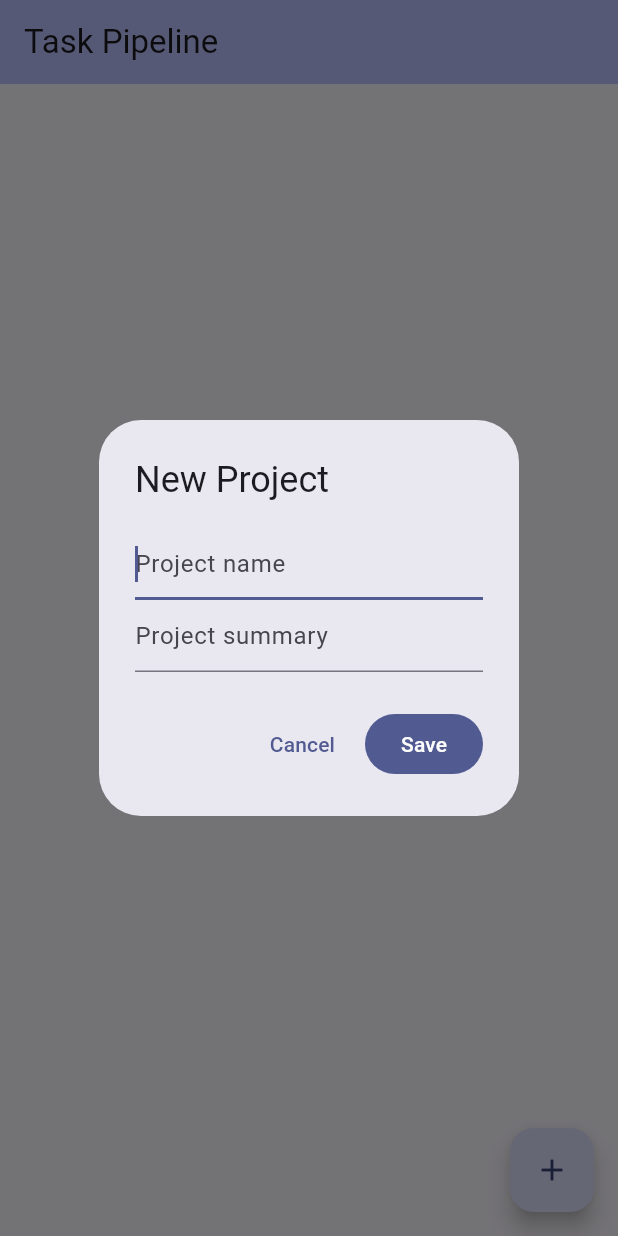
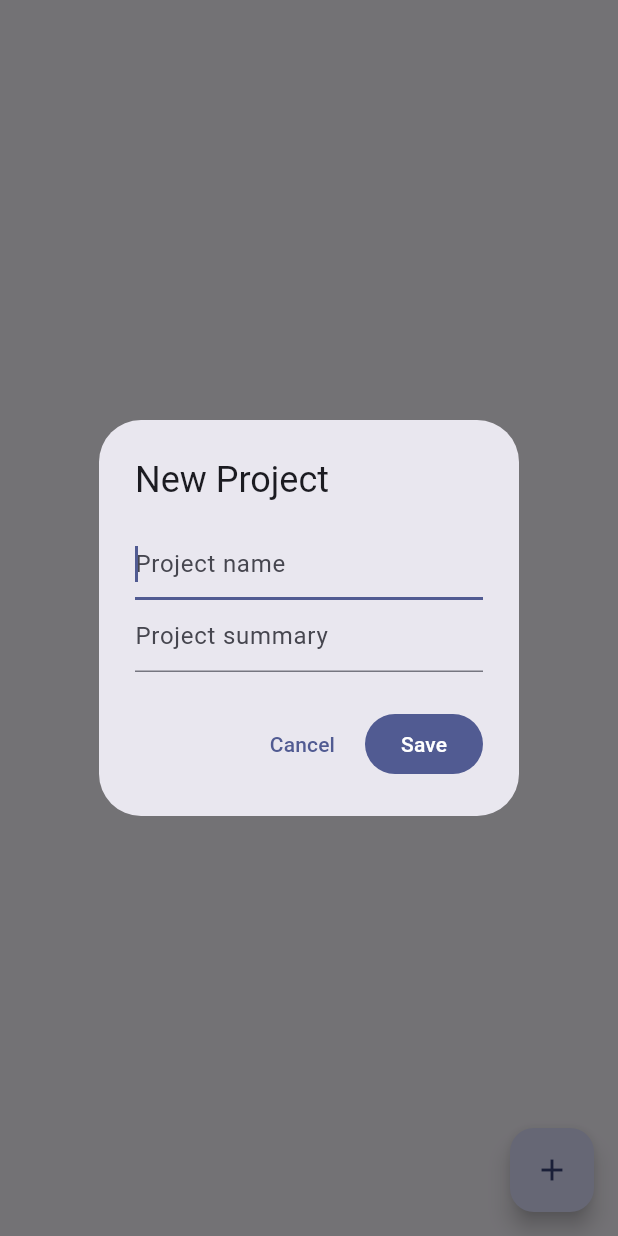
Before and after one commit to Javier-Tercero/Task-pipeline, a Flutter app: the screen it shows after launch, after a tap on the "add" icon, on a phone screen of 412 x 824 dp. Run offline on Flutter 3.47's test engine with Material 3 defaults, Android fonts, the light colour scheme and no system bars; our stand-ins replace cloud_firestore, firebase_core, flutter_bloc; accounts and stored records are empty; generated files the repository leaves out were written again.

Commit message:
Card ratio to pocker card + autosizing of the card + removed the banner

```diff
--- a/task_pipeline/lib/features/projects/view/projects_screen.dart
+++ b/task_pipeline/lib/features/projects/view/projects_screen.dart
@@ -6,8 +6,49 @@ import 'package:task_pipeline/features/tasks/view/tasks_screen.dart';
 import 'package:task_pipeline/models/project.dart';
 import 'package:task_pipeline/shared/widgets/empty_state.dart';
 
-class ProjectsScreen extends StatelessWidget {
+class ProjectsScreen extends StatefulWidget {
   const ProjectsScreen({super.key});
+
+  @override
+  State<ProjectsScreen> createState() => _ProjectsScreenState();
+}
+
+
+class _ProjectsScreenState extends State<ProjectsScreen> {
+
+  // ---------------------------------------------------------------------------
+  // State for the project display PageView
+  // ---------------------------------------------------------------------------
+
+  late PageController _pageController;
+  double? _currentViewPointFraction;
+
+  @override
+  void initState() {
+    super.initState();
+    _pageController = PageController();
+  }
+
+  @override
+  void didChangeDependencies() {
+    super.didChangeDependencies();
+    final size = MediaQuery.of(context).size;
+    final cardHeight = size.height * 0.8;
+    final cardWidth = cardHeight * 5/7;// aspect ratio
+    final newFraction = cardWidth / size.width;
+
+    if (_currentViewPointFraction != newFraction) {
+      final currentPage = _pageController.hasClients ? _pageController.page ?? _pageController.initialPage.toDouble() : 0.0;
+      _pageController.dispose();
+      _pageController = PageController(viewportFraction: newFraction, initialPage: currentPage.round(),);
+      _currentViewPointFraction = newFraction;
+    }
+  }
+  @override
+  void dispose() {
+    _pageController.dispose();
+    super.dispose();
+  }
 
   // ---------------------------------------------------------------------------
   // Dialogs
@@ -155,10 +196,6 @@ class ProjectsScreen extends StatelessWidget {
   @override
   Widget build(BuildContext context) {
     return Scaffold(
-      appBar: AppBar(
-        title: const Text('Task Pipeline'),
-        backgroundColor: Theme.of(context).colorScheme.inversePrimary,
-      ),
       body: BlocBuilder<ProjectBloc, ProjectState>(
         builder: (context, state) {
           if (state is ProjectsLoading) {
@@ -172,15 +209,21 @@ class ProjectsScreen extends StatelessWidget {
               return const EmptyState(message: 'No projects yet. Tap + to add one.');
             }
             final screenHeight = MediaQuery.of(context).size.height;
-            return SizedBox(
-              height: screenHeight * 0.6,
-              child: ListView.builder(
-                padding: const EdgeInsets.all(12),
-                scrollDirection: Axis.horizontal,
+            return Padding(
+              padding: EdgeInsets.symmetric(vertical: screenHeight * 0.1),
+              child: PageView.builder(
+                controller: _pageController,
                 itemCount: state.projects.length,
                 itemBuilder: (context, index) {
                   final project = state.projects[index];
-                  return ProjectCard(
+                  return AnimatedBuilder(
+                    animation: _pageController,
+                    builder: (context, child) {
+                      final delta = (_pageController.page ?? _pageController.initialPage.toDouble()) - index;
+                      final scale = (1 - delta.abs() * 0.3).clamp(0.7, 1.0);
+                      return Transform.scale(
+                        scale: scale,
+                        child: ProjectCard(
                           project: project,
                           onEdit: () => _showEditDialog(context, project),
                           onDelete: () => _showDeleteDialog(context, project),
@@ -192,6 +235,9 @@ class ProjectsScreen extends StatelessWidget {
                               ),
                             ),
                           ),
+                        ),
+                      );
+                    },
                   );
                 },
               ),
```
Also changed, not shown: task_pipeline/lib/features/projects/widgets/project_card.dart (+1 -9 lines). Lines whose indentation alone changed are shown as unchanged.
